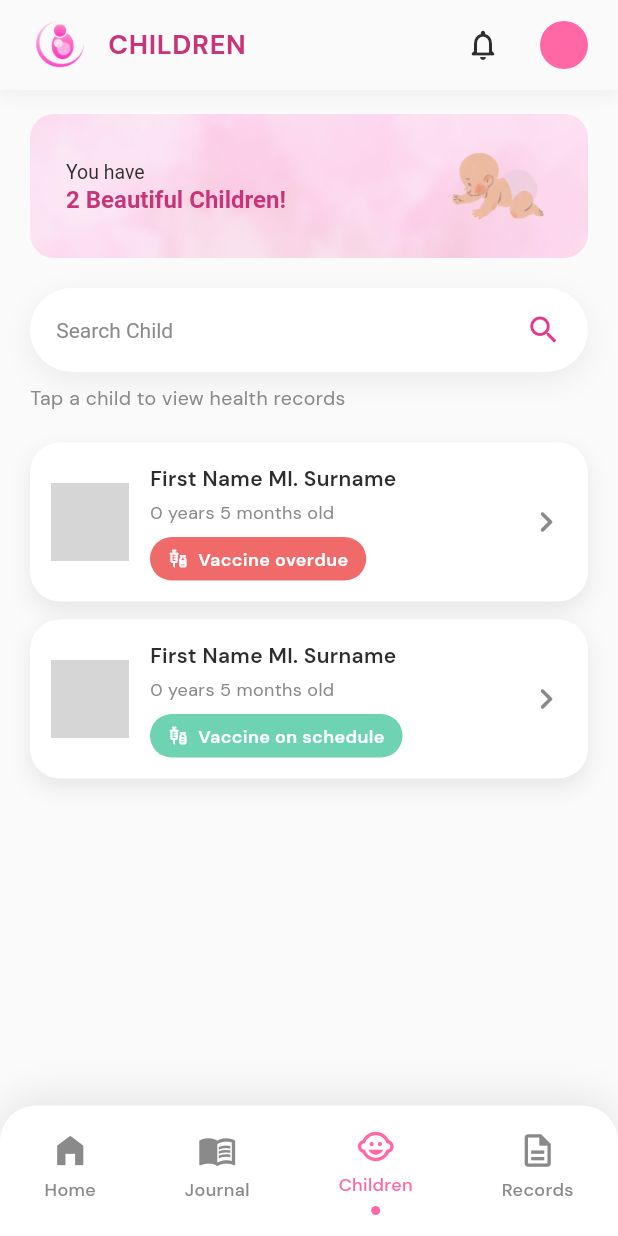
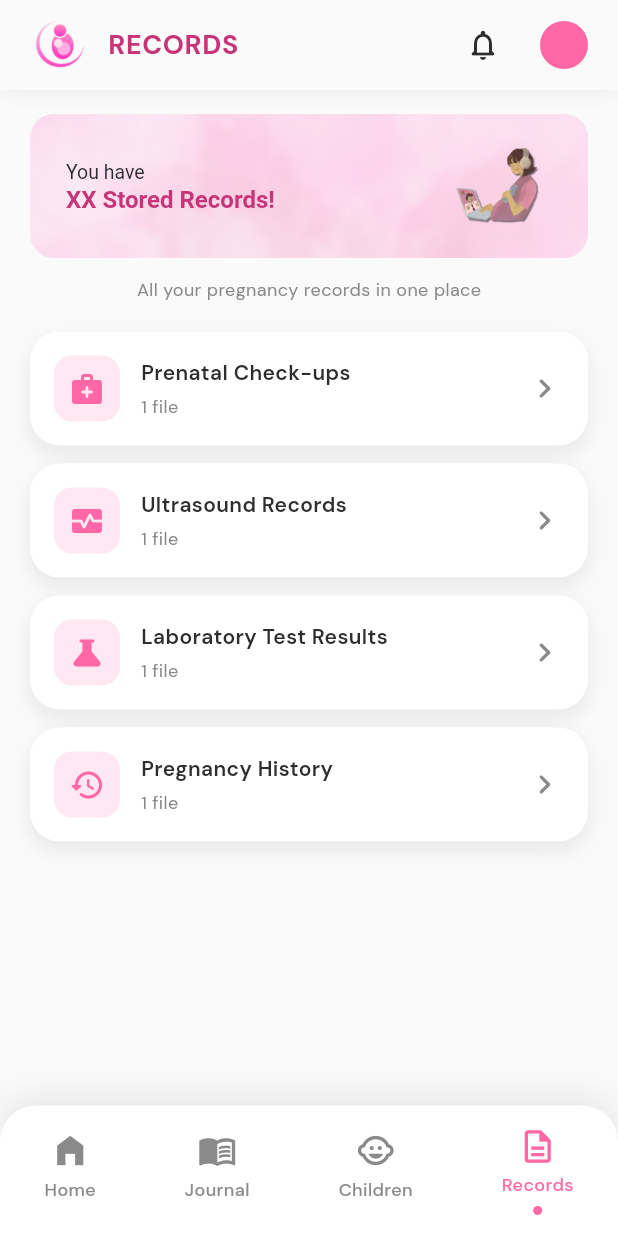
Before and after one commit to ErrolKelvinTolentino/InaAgapayFlutter, a Flutter app: the MainBottomNavigation widget shown alone on an empty page, opened directly, after a tap on "Home", after a tap on "Children", after a tap on "Records", on a phone screen of 412 x 824 dp. Run offline on Flutter 3.47's test engine with Material 3 defaults, Android fonts, the phone set to English and light mode, and no system bars; our stand-ins replace fl_chart; grey boxes are pictures that could not be loaded.

Commit message:
Added Mother Records Page
- Updated main navigation
- Made new record category widget

```diff
--- a/inaagapay_flutter_v1/lib/main.dart
+++ b/inaagapay_flutter_v1/lib/main.dart
@@ -15,7 +15,7 @@ import 'screens/congrats_page.dart';
 import 'screens/due_date_setter.dart'; // gives access to DueDateMode
 import 'screens/mother_children_page.dart';
 import 'screens/mother_child_stack.dart';
-
+import 'screens/mother_records.dart';
 
 
 void main() {
@@ -46,7 +46,7 @@ class MyApp extends StatelessWidget {
         '/mother-dashboard': (context) => MotherDashboard(),
         '/mother-children-stack': (context) => MotherChildStack(),
         '/mother-children': (context) => MotherChildrenPage(),
-        '/mother-children-stack': (context) => MotherChildStack(),
+        '/mother-records': (context) => MotherRecordsPage(),
         '/midwife-dashboard': (context) => const MidwifeDashboard(),
         '/admin-dashboard': (context) => const AdminDashboard(),
         '/forgot-password': (context) => const ForgotPasswordScreen(),
--- /dev/null
+++ b/inaagapay_flutter_v1/lib/screens/mother_records.dart
@@ -0,0 +1,244 @@
+import 'package:flutter/material.dart';
+import '../theme/app_colors.dart';
+import '../widgets/main_header.dart';
+import '../widgets/main_bottom_navigation.dart';
+
+class MotherRecordsPage extends StatelessWidget {
+  const MotherRecordsPage({super.key});
+
+  @override
+  Widget build(BuildContext context) {
+    return Scaffold(
+      backgroundColor: AppColors.bgPrimary,
+
+      // 🔝 HEADER
+      appBar: PreferredSize(
+        preferredSize: const Size.fromHeight(60),
+        child: MainHeader(
+          title: 'Records',
+          onNotificationTap: () {},
+          onAvatarTap: () {},
+        ),
+      ),
+
+      body: SingleChildScrollView(
+        padding: const EdgeInsets.fromLTRB(20, 16, 20, 120),
+        child: Column(
+          crossAxisAlignment: CrossAxisAlignment.center,
+          children: [
+            // 🎀 HERO / SUMMARY
+            Container(
+                height: 96,
+                decoration: BoxDecoration(
+                  borderRadius: BorderRadius.circular(16),
+                  image: const DecorationImage(
+                    image: AssetImage('assets/images/pinkbg.png'),
+                    fit: BoxFit.cover,
+                    opacity: 0.5,
+                  ),
+                ),
+                child: Padding(
+                  padding: const EdgeInsets.symmetric(
+                    horizontal: 24,
+                    vertical: 16,
+                  ),
+                  child: Row(
+                    children: [
+                      // 📝 Text
+                      Expanded(
+                        child: RichText(
+                          text: TextSpan(
+                            children: [
+                              const TextSpan(
+                                text: 'You have\n',
+                                style: TextStyle(
+                                  fontSize: 13,
+                                  color: AppColors.textPrimary,
+                                  height: 1.4,
+                                ),
+                              ),
+                              TextSpan(
+                                text: 'XX Stored Records!',
+                                style: const TextStyle(
+                                  fontSize: 16,
+                                  fontWeight: FontWeight.w600,
+                                  color: AppColors.brandText,
+                                ),
+                              ),
+                            ],
+                          ),
+                        ),
+                      ),
+
+                      // 👶 Image
+                      Image.asset(
+                        'assets/images/records.png',
+                        height: 72,
+                        width: 72,
+                        fit: BoxFit.contain,
+                      ),
+                    ],
+                  ),
+                ),
+              ),
+
+            const SizedBox(height: 12),
+
+            const Text(
+              'All your pregnancy records in one place',
+              style: TextStyle(fontSize: 12, color: AppColors.textSecondary),
+            ),
+
+            const SizedBox(height: 20),
+
+            // 📁 RECORD LIST
+            _RecordCategoryCard(
+              title: 'Prenatal Check-ups',
+              countText: '1 file',
+              icon: Icons.medical_services_rounded,
+              onTap: () {},
+            ),
+
+            const SizedBox(height: 12),
+
+            _RecordCategoryCard(
+              title: 'Ultrasound Records',
+              countText: '1 file',
+              icon: Icons.monitor_heart_rounded,
+              onTap: () {},
+            ),
+
+            const SizedBox(height: 12),
+
+            _RecordCategoryCard(
+              title: 'Laboratory Test Results',
+              countText: '1 file',
+              icon: Icons.science_rounded,
+              onTap: () {},
+            ),
+
+            const SizedBox(height: 12),
+
+            _RecordCategoryCard(
+              title: 'Pregnancy History',
+              countText: '1 file',
+              icon: Icons.history_rounded,
+              onTap: () {},
+            ),
+          ],
+        ),
+      ),
+
+      // 🔻 Bottom Nav
+      bottomNavigationBar: const MainBottomNavigation(
+        currentIndex: 3, // Children tab
+      ),
+    );
+  }
+}
+
+class _RecordCategoryCard extends StatefulWidget {
+  final String title;
+  final String countText;
+  final IconData icon;
+  final VoidCallback onTap;
+
+  const _RecordCategoryCard({
+    required this.title,
+    required this.countText,
+    required this.icon,
+    required this.onTap,
+  });
+
+  @override
+  State<_RecordCategoryCard> createState() => _RecordCategoryCardState();
+}
+
+class _RecordCategoryCardState extends State<_RecordCategoryCard> {
+  bool _pressed = false;
+
+  @override
+  Widget build(BuildContext context) {
+    return AnimatedScale(
+      scale: _pressed ? 0.97 : 1.0,
+      duration: const Duration(milliseconds: 120),
+      curve: Curves.easeOut,
+      child: Material(
+        color: Colors.transparent,
+        child: InkWell(
+          onTap: widget.onTap,
+          borderRadius: BorderRadius.circular(20),
+          onHighlightChanged: (isPressed) {
+            setState(() => _pressed = isPressed);
+          },
+          splashColor: AppColors.brandPrimary.withOpacity(0.08),
+          highlightColor: Colors.transparent,
+          child: Container(
+            padding: const EdgeInsets.all(16),
+            decoration: BoxDecoration(
+              color: Colors.white,
+              borderRadius: BorderRadius.circular(20),
+              boxShadow: [
+                BoxShadow(
+                  color: Colors.black.withOpacity(0.08),
+                  blurRadius: 12,
+                  offset: const Offset(0, 6),
+                ),
+              ],
+            ),
+            child: Row(
+              children: [
+                // 📄 ICON
+                Container(
+                  width: 44,
+                  height: 44,
+                  decoration: BoxDecoration(
+                    color: AppColors.brandPrimary.withOpacity(0.15),
+                    borderRadius: BorderRadius.circular(12),
+                  ),
+                  child: Icon(
+                    widget.icon,
+                    color: AppColors.brandPrimary,
+                  ),
+                ),
+
+                const SizedBox(width: 14),
+
+                // 🧾 TEXT
+                Expanded(
+                  child: Column(
+                    crossAxisAlignment: CrossAxisAlignment.start,
+                    children: [
+                      Text(
+                        widget.title,
+                        style: const TextStyle(
+                          fontSize: 14,
+                          fontWeight: FontWeight.w600,
+                          color: AppColors.textPrimary,
+                        ),
+                      ),
+                      const SizedBox(height: 4),
+                      Text(
+                        widget.countText,
+                        style: const TextStyle(
+                          fontSize: 12,
+                          color: AppColors.textSecondary,
+                        ),
+                      ),
+                    ],
+                  ),
+                ),
+
+                const Icon(
+                  Icons.chevron_right_rounded,
+                  size: 26,
+                  color: AppColors.textSecondary,
+                ),
+              ],
+            ),
+          ),
+        ),
+      ),
+    );
+  }
+}
--- a/inaagapay_flutter_v1/lib/widgets/main_bottom_navigation.dart
+++ b/inaagapay_flutter_v1/lib/widgets/main_bottom_navigation.dart
@@ -30,8 +30,12 @@ class MainBottomNavigation extends StatelessWidget {
 
       // 🚧 Journal & Records (routes later)
       case 1:
+      break;
       case 3:
-        // Do nothing for now
+        Navigator.pushReplacementNamed(
+          context,
+          '/mother-records',
+        );
         break;
     }
   }
```
Also changed, not shown: inaagapay_flutter_v1/assets/images/records.png (added).
